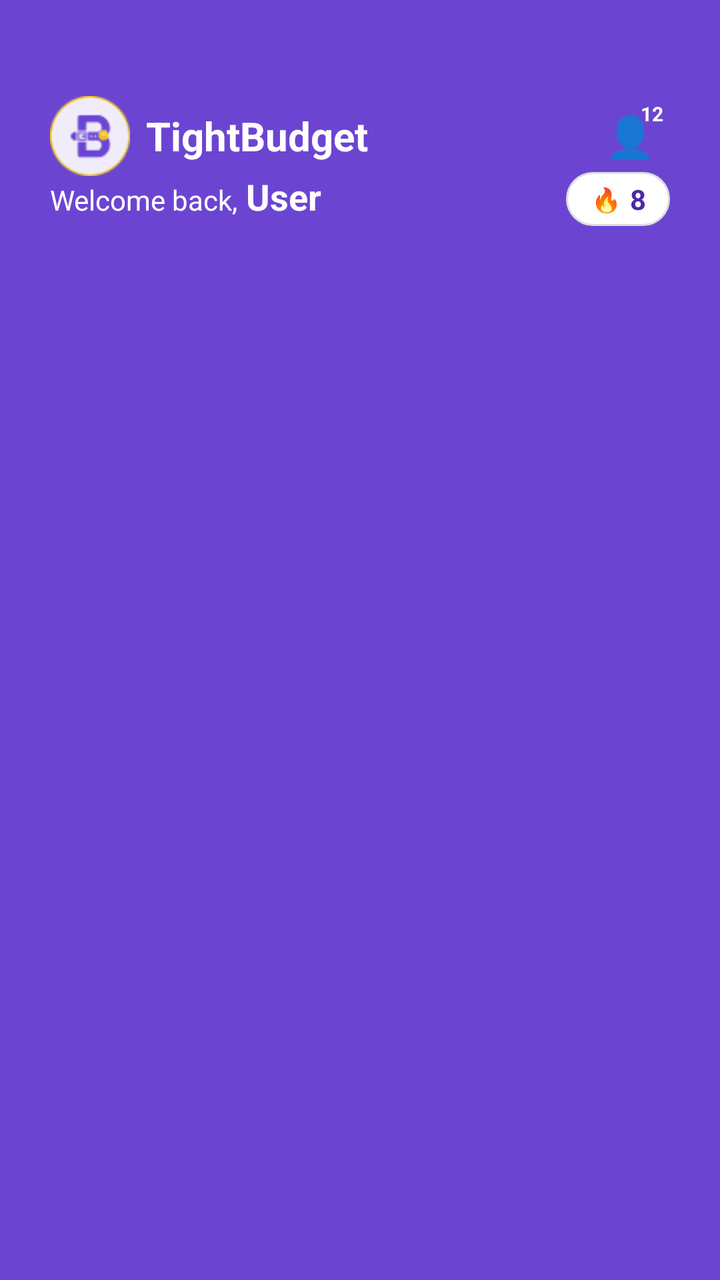
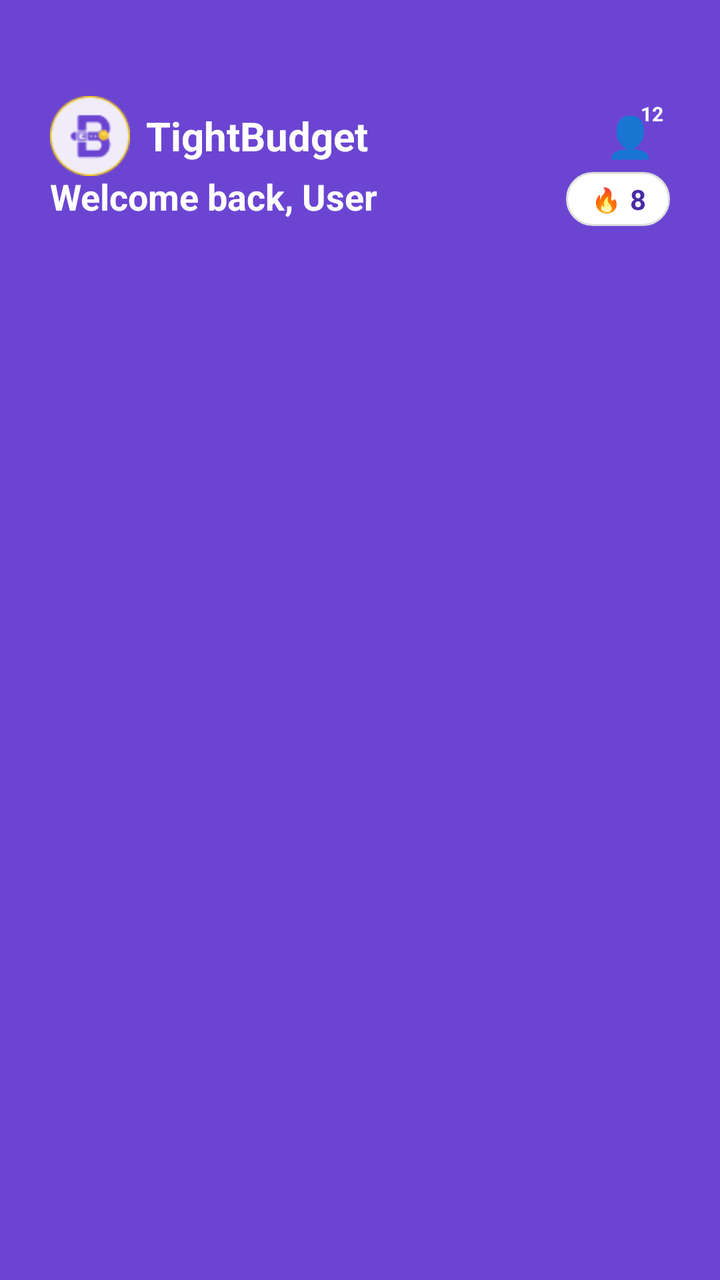

The first picture is an Android layout as it rendered before a commit; the second is the same layout after the commit. The layout source and the unified diff follow.
<!-- AndroidManifest.xml: application theme Theme.TightBudget -->
<!-- res/layout/component_dashboard_header.xml -->
<?xml version="1.0" encoding="utf-8"?>
<FrameLayout xmlns:android="http://schemas.android.com/apk/res/android"
    android:id="@+id/headerFrame"
    android:layout_width="match_parent"
    android:layout_height="wrap_content"
    android:background="@color/primary_purple_light"
    android:fitsSystemWindows="true"
    android:clipToPadding="false"
    android:paddingTop="36dp"
    android:paddingBottom="8dp">


    
    <LinearLayout
        android:id="@+id/appBranding"
        android:layout_width="wrap_content"
        android:layout_height="wrap_content"
        android:layout_marginStart="25dp"
        android:layout_marginTop="12dp"
        android:orientation="horizontal"
        android:gravity="center_vertical">
        <ImageView
            android:layout_width="40dp"
            android:layout_height="40dp"
            android:src="@drawable/app_icon"
            android:contentDescription="TightBudget Logo" />
        <TextView
            android:layout_width="wrap_content"
            android:layout_height="wrap_content"
            android:text="@string/app_name"
            android:textColor="@color/white"
            android:textSize="20sp"
            android:textStyle="bold"
            android:layout_marginStart="8dp" />
    </LinearLayout>

    
    <LinearLayout
        android:layout_width="wrap_content"
        android:layout_height="wrap_content"
        android:layout_marginStart="25dp"
        android:layout_marginTop="50dp"
        android:orientation="horizontal">
        <TextView
            android:id="@+id/welcomeText"
            android:layout_width="wrap_content"
            android:layout_height="wrap_content"
            android:text="Welcome back,"
            android:textColor="@color/white"
            android:textSize="14sp" />
        <TextView
            android:id="@+id/usernameText"
            android:layout_width="wrap_content"
            android:layout_height="wrap_content"
            android:text="User"
            android:textColor="@color/white"
            android:textSize="18sp"
            android:textStyle="bold"
            android:layout_marginStart="4dp" />
    </LinearLayout>

    
    <FrameLayout
        android:id="@+id/profileButton"
        android:layout_width="wrap_content"
        android:layout_height="wrap_content"
        android:layout_gravity="end|top"
        android:layout_marginEnd="25dp"
        android:layout_marginTop="12dp">
        <TextView
            android:layout_width="40dp"
            android:layout_height="40dp"
            android:text="👤"
            android:textSize="20sp"
            android:gravity="center" />
        <TextView
            android:layout_width="18dp"
            android:layout_height="18dp"
            android:layout_gravity="end|top"
            android:gravity="center"
            android:text="12"
            android:textColor="@color/white"
            android:textSize="10sp"
            android:textStyle="bold" />
    </FrameLayout>

    
    <LinearLayout
        android:id="@+id/streakBadge"
        android:layout_width="wrap_content"
        android:layout_height="wrap_content"
        android:background="@drawable/rounded_button"
        android:paddingStart="12dp"
        android:paddingEnd="12dp"
        android:paddingTop="4dp"
        android:paddingBottom="4dp"
        android:orientation="horizontal"
        android:gravity="center_vertical"
        android:layout_gravity="end"
        android:layout_marginEnd="25dp"
        android:layout_marginTop="50dp">
        <TextView
            android:layout_width="16dp"
            android:layout_height="16dp"
            android:text="🔥"
            android:gravity="center"
            android:textSize="12sp" />
        <TextView
            android:layout_width="wrap_content"
            android:layout_height="wrap_content"
            android:text="8"
            android:textColor="@color/primary_purple_dark"
            android:textSize="14sp"
            android:textStyle="bold"
            android:layout_marginStart="4dp" />
    </LinearLayout>
</FrameLayout>
<!-- resources referenced by this layout -->
<resources>
  <color name="primary_purple_dark">#4A2BA6</color>
  <color name="primary_purple_light">#6B45D2</color>
  <color name="white">#FFFFFFFF</color>
  <!-- drawable app_icon: png bitmap (drawable, 2063 bytes) -->
  <!-- drawable rounded_button (drawable) -->
  <?xml version="1.0" encoding="utf-8"?>
  <shape xmlns:android="http://schemas.android.com/apk/res/android"
      android:shape="rectangle">
  
      
      <solid android:color="@android:color/white" />
  
      
      <corners android:radius="16dp" />
  
      
      <stroke
          android:width="1dp"
          android:color="@color/border_color" />
  
      
      <padding
          android:left="12dp"
          android:top="12dp"
          android:right="12dp"
          android:bottom="12dp" />
  </shape>
  <string name="app_name">TightBudget</string>
  <style name="Theme.TightBudget" parent="Base.Theme.TightBudget" />
  <color name="border_color">#DDDDDD</color>
  <style name="Base.Theme.TightBudget" parent="Theme.Material3.DayNight.NoActionBar">
          <item name="android:windowTranslucentNavigation">false</item>
          <item name="android:navigationBarColor">@color/primary_purple_light</item>
          <item name="android:statusBarColor">@android:color/transparent</item>
          <item name="android:windowDrawsSystemBarBackgrounds">true</item>
      </style>
</resources>

<!-- the commit's change to res/layout/component_dashboard_header.xml (unified diff, before → after) -->
@@ -35,29 +35,18 @@
     </LinearLayout>
 
     
-    <LinearLayout
-        android:layout_width="wrap_content"
-        android:layout_height="wrap_content"
-        android:layout_marginStart="25dp"
-        android:layout_marginTop="50dp"
-        android:orientation="horizontal">
+
         <TextView
             android:id="@+id/welcomeText"
             android:layout_width="wrap_content"
             android:layout_height="wrap_content"
-            android:text="Welcome back,"
-            android:textColor="@color/white"
-            android:textSize="14sp" />
-        <TextView
-            android:id="@+id/usernameText"
-            android:layout_width="wrap_content"
-            android:layout_height="wrap_content"
-            android:text="User"
+            android:layout_marginStart="25dp"
+            android:layout_marginTop="50dp"
+            android:text="Welcome back, User"
             android:textColor="@color/white"
             android:textSize="18sp"
-            android:textStyle="bold"
-            android:layout_marginStart="4dp" />
-    </LinearLayout>
+            android:textStyle="bold" />
+
 
     
     <FrameLayout
